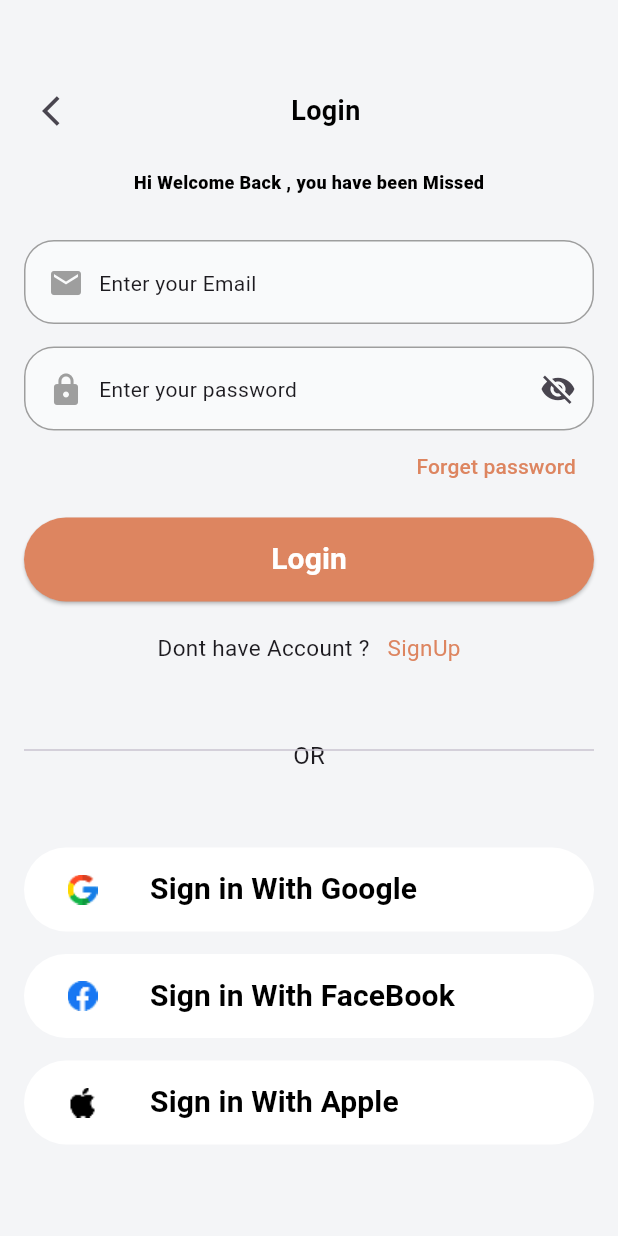
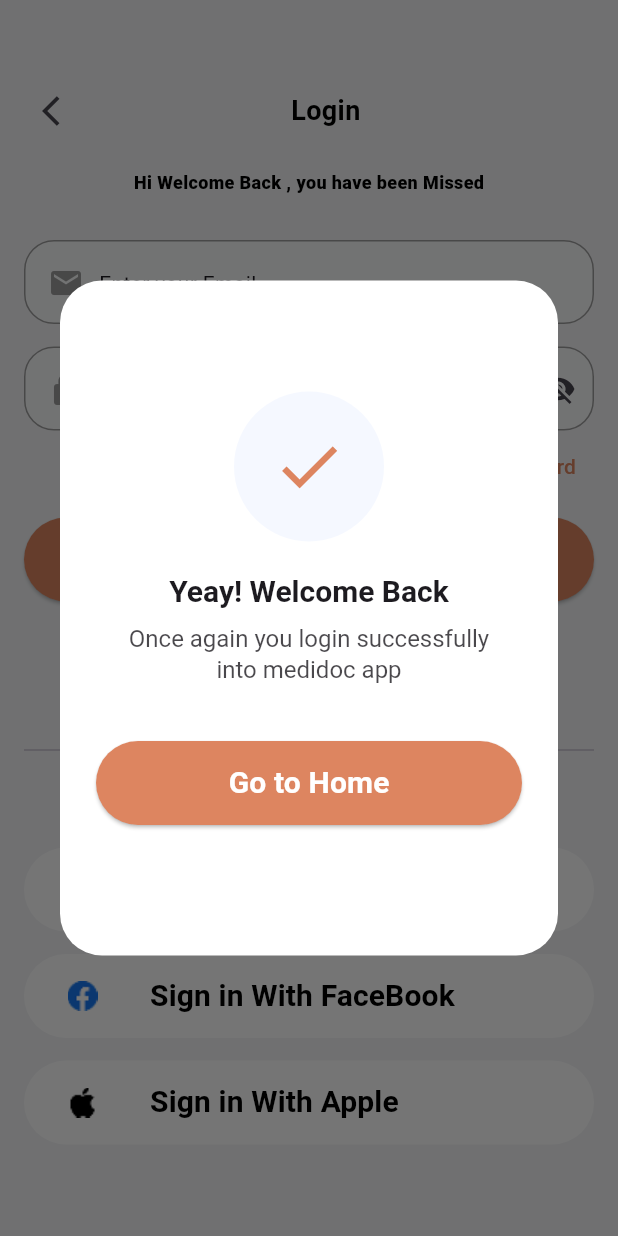
Before and after one commit to Eng-Nader/collegeApp-, a Flutter app: the LoginView screen opened by its route, after a tap on "Login", on a phone screen of 412 x 824 dp. Run offline on Flutter 3.47's test engine with Material 3 defaults, Android fonts, the light colour scheme and no system bars; our stand-ins replace go_router, pin_code_fields.

Commit message:
Finish of Dialog in Login and new Pssword

```diff
--- /dev/null
+++ b/lib/core/function/show_dialog.dart
@@ -0,0 +1,20 @@
+import 'package:college_app/widget/dialog_body.dart';
+import 'package:flutter/material.dart';
+
+void showSucessDiaglog({
+  required BuildContext context,
+  required String content,
+  required String titelButtom,
+  required String subContent,
+}) {
+  showDialog(
+    context: context,
+    builder: (context) {
+      return DialogBody(
+        content: content,
+        titelButtom: titelButtom,
+        subContent: subContent,
+      );
+    },
+  );
+}
--- /dev/null
+++ b/lib/core/helpers/app_router.dart
@@ -0,0 +1,58 @@
+import 'package:college_app/constant.dart';
+import 'package:college_app/view/address_view.dart';
+import 'package:college_app/view/forget_basword_view.dart';
+import 'package:college_app/view/introduction_view.dart';
+import 'package:college_app/view/loginView.dart';
+import 'package:college_app/view/new_password_view.dart';
+import 'package:college_app/view/profile_view.dart';
+import 'package:college_app/view/resent_password_view.dart';
+import 'package:college_app/view/sign_up_view.dart';
+import 'package:go_router/go_router.dart';
+
+class AppRoute {
+  static GoRouter router = GoRouter(
+    routes: [
+      GoRoute(
+        path: '/',
+        builder: (context, state) {
+          return IntroductionView();
+        },
+      ),
+      GoRoute(
+          path: signupView,
+          builder: (context, state) {
+            return SignupView();
+          }),
+      GoRoute(
+          path: loginView,
+          builder: (context, state) {
+            return LoginView();
+          }),
+      GoRoute(
+          path: profileView,
+          builder: (context, state) {
+            return ProfileView();
+          }),
+      GoRoute(
+          path: addressView,
+          builder: (context, state) {
+            return AddressView();
+          }),
+      GoRoute(
+          path: forgetPassword,
+          builder: (context, state) {
+            return ForgetBaswordView();
+          }),
+      GoRoute(
+          path: resentpassword,
+          builder: (context, state) {
+            return ResentPasswordView();
+          }),
+      GoRoute(
+          path: newPasswrod,
+          builder: (context, state) {
+            return NewPasswordView();
+          })
+    ],
+  );
+}
--- a/lib/helpers/app_route.dart
+++ b/lib/helpers/app_route.dart
@@ -1,58 +1 @@
-import 'package:college_app/constant.dart';
-import 'package:college_app/view/address_view.dart';
-import 'package:college_app/view/forget_basword_view.dart';
-import 'package:college_app/view/introduction_view.dart';
-import 'package:college_app/view/loginView.dart';
-import 'package:college_app/view/new_password_view.dart';
-import 'package:college_app/view/profile_view.dart';
-import 'package:college_app/view/resent_password_view.dart';
-import 'package:college_app/view/sign_up_view.dart';
-import 'package:go_router/go_router.dart';
-
-class AppRoute {
-  static GoRouter router = GoRouter(
-    routes: [
-      GoRoute(
-        path: '/',
-        builder: (context, state) {
-          return IntroductionView();
-        },
-      ),
-      GoRoute(
-          path: signupView,
-          builder: (context, state) {
-            return SignupView();
-          }),
-      GoRoute(
-          path: loginView,
-          builder: (context, state) {
-            return LoginView();
-          }),
-      GoRoute(
-          path: profileView,
-          builder: (context, state) {
-            return ProfileView();
-          }),
-      GoRoute(
-          path: addressView,
-          builder: (context, state) {
-            return AddressView();
-          }),
-      GoRoute(
-          path: forgetPassword,
-          builder: (context, state) {
-            return ForgetBaswordView();
-          }),
-      GoRoute(
-          path: resentpassword,
-          builder: (context, state) {
-            return ResentPasswordView();
-          }),
-      GoRoute(
-          path: newPasswrod,
-          builder: (context, state) {
-            return NewPasswordView();
-          })
-    ],
-  );
-}
+// TODO Implement this library.
--- a/lib/main.dart
+++ b/lib/main.dart
@@ -1,4 +1,4 @@
-import 'package:college_app/helpers/app_route.dart';
+import 'package:college_app/core/helpers/app_router.dart';
 
 import 'package:flutter/material.dart';
 
--- a/lib/view/loginView.dart
+++ b/lib/view/loginView.dart
@@ -1,4 +1,5 @@
 import 'package:college_app/constant.dart';
+import 'package:college_app/core/function/show_dialog.dart';
 import 'package:college_app/widget/custom_button.dart';
 import 'package:college_app/widget/custom_app_bar.dart';
 import 'package:college_app/widget/custom_fild_buttom.dart';
@@ -70,7 +71,15 @@ class LoginView extends StatelessWidget {
             ),
             CustomButton(
               title: 'Login',
-              onPressed: () {},
+              onPressed: () {
+                showSucessDiaglog(
+                  context: context,
+                  content: 'Yeay! Welcome Back',
+                  subContent:
+                      'Once again you login successfully\ninto medidoc app',
+                  titelButtom: 'Go to Home',
+                );
+              },
             ),
             SizedBox(
               height: 20,
--- a/lib/view/new_password_view.dart
+++ b/lib/view/new_password_view.dart
@@ -1,4 +1,5 @@
 import 'package:college_app/constant.dart';
+import 'package:college_app/core/function/show_dialog.dart';
 import 'package:college_app/widget/custom_button.dart';
 import 'package:college_app/widget/custom_text_fild.dart';
 import 'package:flutter/material.dart';
@@ -67,7 +68,14 @@ class NewPasswordView extends StatelessWidget {
             ),
             CustomButton(
               title: 'Create Passwrod',
-              onPressed: () => context.go(loginView),
+              onPressed: () {
+                showSucessDiaglog(
+                    context: context,
+                    content: 'Success',
+                    titelButtom: 'Login',
+                    subContent:
+                        'Your account has been successfully\nregistered');
+              },
             ),
           ],
         ),
--- /dev/null
+++ b/lib/widget/dialog_body.dart
@@ -0,0 +1,72 @@
+import 'package:college_app/constant.dart';
+import 'package:college_app/widget/custom_button.dart';
+import 'package:flutter/material.dart';
+import 'package:go_router/go_router.dart';
+
+class DialogBody extends StatelessWidget {
+  const DialogBody(
+      {super.key,
+      required this.content,
+      required this.titelButtom,
+      required this.subContent});
+  final String content;
+  final String subContent;
+  final String titelButtom;
+
+  @override
+  Widget build(BuildContext context) {
+    return AlertDialog(
+      backgroundColor: Colors.white,
+      title: SizedBox(
+        height: 406,
+        child: Column(
+          crossAxisAlignment: CrossAxisAlignment.center,
+          children: [
+            SizedBox(
+              height: 50,
+            ),
+            CircleAvatar(
+              backgroundColor: Color(0xffF5F8FF),
+              radius: 50,
+              child: Icon(
+                Icons.check,
+                size: 50,
+                color: primaryColor,
+              ),
+            ),
+            SizedBox(
+              height: 20,
+            ),
+            Text(
+              content,
+              style: TextStyle(
+                fontSize: 20,
+                fontWeight: FontWeight.bold,
+              ),
+            ),
+            SizedBox(
+              height: 7,
+            ),
+            Opacity(
+              opacity: .8,
+              child: Align(
+                child: Text(
+                  textAlign: TextAlign.center,
+                  subContent,
+                  style: TextStyle(fontSize: 16),
+                ),
+              ),
+            ),
+            SizedBox(height: 37),
+            CustomButton(
+              title: titelButtom,
+              onPressed: () {
+                context.go(loginView);
+              },
+            )
+          ],
+        ),
+      ),
+    );
+  }
+}
```
